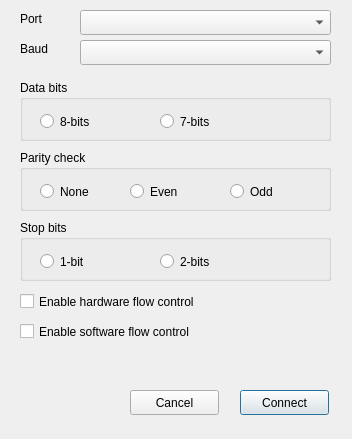
Old version of the form comsetupdlg.ui in the repository free6d1823/qrobot.
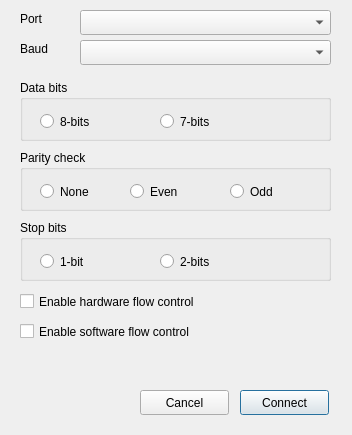
New version of the form.

What changed in the file:
```diff
--- a/comsetupdlg.ui
+++ b/comsetupdlg.ui
@@ -7,7 +7,7 @@
     <x>0</x>
     <y>0</y>
     <width>352</width>
-    <height>439</height>
+    <height>435</height>
    </rect>
   </property>
   <property name="windowTitle">
@@ -81,7 +81,7 @@
   <widget class="QPushButton" name="btnCancel">
    <property name="geometry">
     <rect>
-     <x>130</x>
+     <x>140</x>
      <y>390</y>
      <width>89</width>
      <height>25</height>
```
